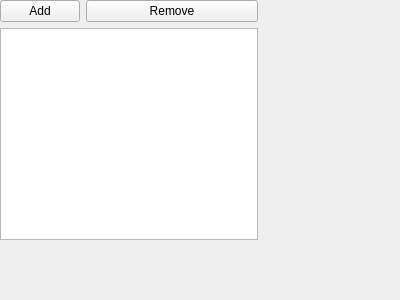
Qt form habbit/managedailytasks.ui (vladimirstoyanov/ArchLinuxScripts) before a commit.
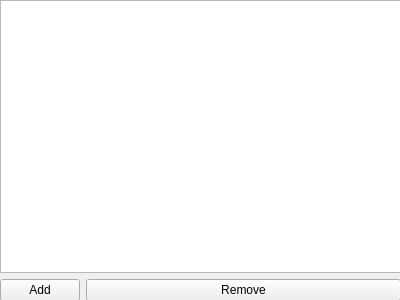
The same form after that commit.

Patch:
```diff
--- a/habbit/managedailytasks.ui
+++ b/habbit/managedailytasks.ui
@@ -18,8 +18,8 @@
     <rect>
      <x>0</x>
      <y>0</y>
-     <width>258</width>
-     <height>240</height>
+     <width>401</width>
+     <height>301</height>
     </rect>
    </property>
    <layout class="QFormLayout" name="formLayout">
@@ -29,14 +29,14 @@
     <item row="2" column="0" colspan="2">
      <widget class="QTableView" name="tableView"/>
     </item>
-    <item row="0" column="0">
+    <item row="3" column="0">
      <widget class="QPushButton" name="addButton">
       <property name="text">
        <string>Add</string>
       </property>
      </widget>
     </item>
-    <item row="0" column="1">
+    <item row="3" column="1">
      <widget class="QPushButton" name="removeButton">
       <property name="text">
        <string>Remove</string>
```
